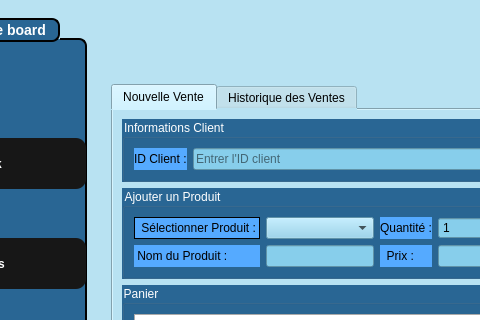
Esprit-UP-Algo/projetcpp-2a25-s1-smart-optical-store, file saleswindow.ui: the form before one commit; both pictures show x 133 to 613 and y 0 to 320 of the 1235 by 800 pixel window.
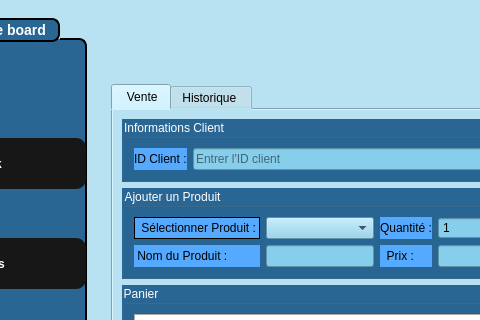
The form after the commit. Icons and pictures are not drawn.

Diff of the .ui file:
```diff
--- a/saleswindow.ui
+++ b/saleswindow.ui
@@ -278,7 +278,7 @@
          </property>
          <widget class="QWidget" name="newSaleTab">
           <attribute name="title">
-           <string>Nouvelle Vente</string>
+           <string> Vente</string>
           </attribute>
           <layout class="QVBoxLayout" name="verticalLayout_3">
            <item>
@@ -697,7 +697,7 @@
          </widget>
          <widget class="QWidget" name="salesHistoryTab">
           <attribute name="title">
-           <string>Historique des Ventes</string>
+           <string>Historique </string>
           </attribute>
           <layout class="QVBoxLayout" name="verticalLayout_5">
            <item>
```
